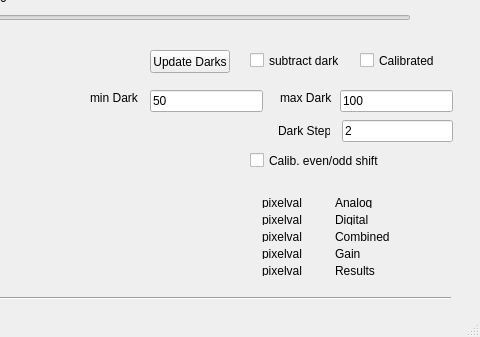
First picture: the form in mainwindow.ui, repository htphilipp/EMPADBrowser, before the edit; both pictures show x 370 to 850 and y 256 to 593 of the 850 by 593 pixel window.
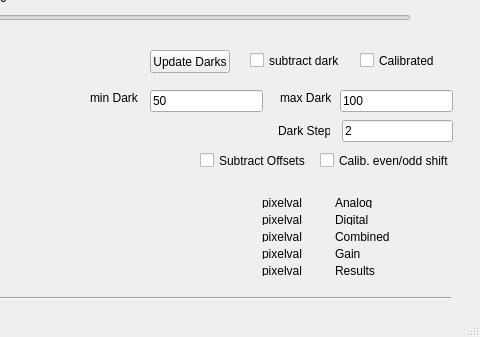
Second picture: the form after the edit.

Diff of the .ui file:
```diff
--- a/mainwindow.ui
+++ b/mainwindow.ui
@@ -560,7 +560,7 @@
    <widget class="QCheckBox" name="checkBox_evenOdd">
     <property name="geometry">
      <rect>
-      <x>620</x>
+      <x>690</x>
       <y>370</y>
       <width>161</width>
       <height>21</height>
@@ -583,6 +583,19 @@
      <string/>
     </property>
    </widget>
+   <widget class="QCheckBox" name="checkBox_subOff">
+    <property name="geometry">
+     <rect>
+      <x>570</x>
+      <y>370</y>
+      <width>121</width>
+      <height>21</height>
+     </rect>
+    </property>
+    <property name="text">
+     <string>Subtract Offsets</string>
+    </property>
+   </widget>
   </widget>
   <widget class="QMenuBar" name="menuBar">
    <property name="geometry">
```
Left out of the diff: 2 changed lines with no effect on the pictures.
